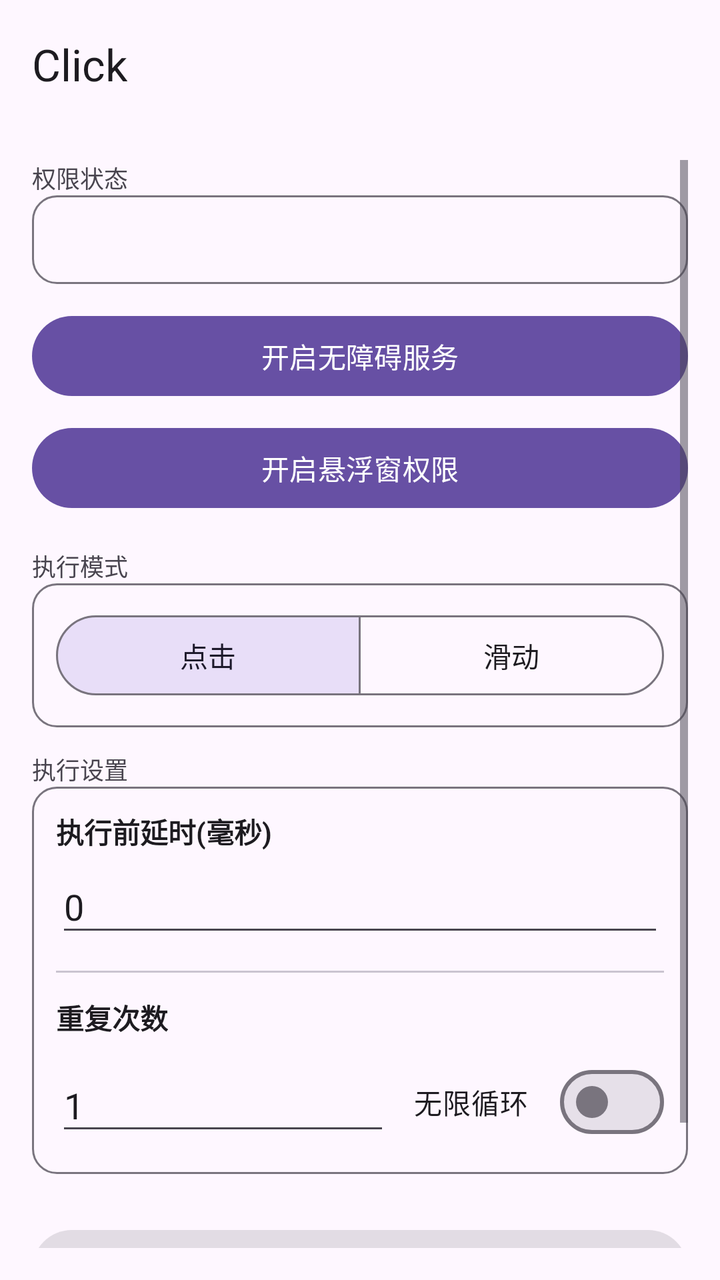
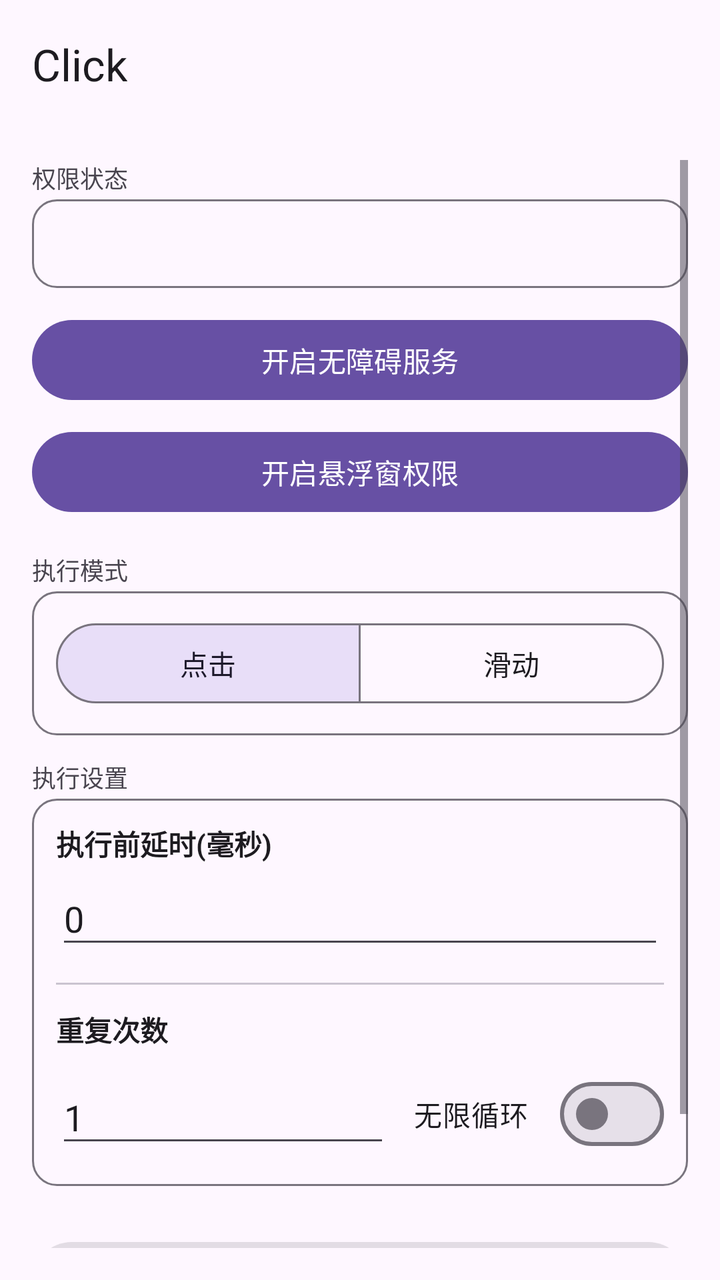

An Android layout rendered at two revisions. The XML below is the earlier revision; the diff shows what the commit changed to produce the second picture.
<!-- AndroidManifest.xml: activity theme Theme.Click -->
<!-- res/layout/activity_main.xml -->
<?xml version="1.0" encoding="utf-8"?>
<LinearLayout xmlns:android="http://schemas.android.com/apk/res/android"
    xmlns:app="http://schemas.android.com/apk/res-auto"
    android:layout_width="match_parent"
    android:layout_height="match_parent"
    android:orientation="vertical">

    <com.google.android.material.appbar.MaterialToolbar
        android:id="@+id/toolbar"
        android:layout_width="match_parent"
        android:layout_height="?attr/actionBarSize"
        android:background="?attr/colorSurface"
        app:title="Click"
        app:titleTextColor="?attr/colorOnSurface" />

    <ScrollView
        android:layout_width="match_parent"
        android:layout_height="0dp"
        android:layout_weight="1"
        android:padding="16dp">

        <LinearLayout
            android:layout_width="match_parent"
            android:layout_height="wrap_content"
            android:orientation="vertical">

            
            <TextView
                android:layout_width="wrap_content"
                android:layout_height="wrap_content"
                android:text="权限状态"
                android:textSize="12sp"
                android:textColor="?attr/colorOnSurfaceVariant" />

            
            <LinearLayout
                android:layout_width="match_parent"
                android:layout_height="wrap_content"
                android:orientation="vertical"
                android:background="@drawable/section_border"
                android:padding="12dp">

                <TextView
                    android:id="@+id/statusText"
                    android:layout_width="match_parent"
                    android:layout_height="wrap_content"
                    android:gravity="start"
                    android:textSize="15sp"
                    android:textStyle="bold"
                    android:textColor="?attr/colorOnSurface" />
            </LinearLayout>

            <Button
                android:id="@+id/btnEnableService"
                android:layout_width="match_parent"
                android:layout_height="wrap_content"
                android:layout_marginTop="12dp"
                android:text="开启无障碍服务" />

            <Button
                android:id="@+id/btnEnableOverlay"
                android:layout_width="match_parent"
                android:layout_height="wrap_content"
                android:layout_marginTop="8dp"
                android:text="开启悬浮窗权限" />

            
            <TextView
                android:layout_width="wrap_content"
                android:layout_height="wrap_content"
                android:layout_marginTop="16dp"
                android:text="执行模式"
                android:textSize="12sp"
                android:textColor="?attr/colorOnSurfaceVariant" />

            
            <LinearLayout
                android:layout_width="match_parent"
                android:layout_height="wrap_content"
                android:orientation="vertical"
                android:background="@drawable/section_border"
                android:padding="12dp">

                <com.google.android.material.button.MaterialButtonToggleGroup
                    android:id="@+id/toggleGroupMode"
                    android:layout_width="match_parent"
                    android:layout_height="wrap_content"
                    app:singleSelection="true"
                    app:selectionRequired="true"
                    app:checkedButton="@id/radioClick">

                    <com.google.android.material.button.MaterialButton
                        android:id="@+id/radioClick"
                        android:layout_width="0dp"
                        android:layout_height="wrap_content"
                        android:layout_weight="1"
                        android:text="点击"
                        style="@style/Widget.Material3.Button.OutlinedButton" />

                    <com.google.android.material.button.MaterialButton
                        android:id="@+id/radioSwipe"
                        android:layout_width="0dp"
                        android:layout_height="wrap_content"
                        android:layout_weight="1"
                        android:text="滑动"
                        style="@style/Widget.Material3.Button.OutlinedButton" />
                </com.google.android.material.button.MaterialButtonToggleGroup>

                
                <LinearLayout
                    android:id="@+id/swipeParams"
                    android:layout_width="match_parent"
                    android:layout_height="wrap_content"
                    android:orientation="vertical"
                    android:visibility="gone"
                    android:layout_marginTop="12dp">

                    <View
                        android:layout_width="match_parent"
                        android:layout_height="1dp"
                        android:background="?attr/colorOutlineVariant" />

                    <TextView
                        android:layout_width="wrap_content"
                        android:layout_height="wrap_content"
                        android:layout_marginTop="12dp"
                        android:text="滑动方式"
                        android:textSize="13sp"
                        android:textStyle="bold"
                        android:textColor="?attr/colorOnSurface" />

                    <com.google.android.material.button.MaterialButtonToggleGroup
                        android:id="@+id/toggleGroupSwipeMethod"
                        android:layout_width="match_parent"
                        android:layout_height="wrap_content"
                        android:layout_marginTop="8dp"
                        app:singleSelection="true"
                        app:selectionRequired="true"
                        app:checkedButton="@id/radioSwipeManual">

                        <com.google.android.material.button.MaterialButton
                            android:id="@+id/radioSwipeManual"
                            android:layout_width="0dp"
                            android:layout_height="wrap_content"
                            android:layout_weight="1"
                            android:text="手动参数"
                            style="@style/Widget.Material3.Button.OutlinedButton" />

                        <com.google.android.material.button.MaterialButton
                            android:id="@+id/radioSwipeGesture"
                            android:layout_width="0dp"
                            android:layout_height="wrap_content"
                            android:layout_weight="1"
                            android:text="手势录制"
                            style="@style/Widget.Material3.Button.OutlinedButton" />
                    </com.google.android.material.button.MaterialButtonToggleGroup>

                    <LinearLayout
                        android:id="@+id/manualSwipeParams"
                        android:layout_width="match_parent"
                        android:layout_height="wrap_content"
                        android:orientation="vertical"
                        android:layout_marginTop="12dp">

                        <TextView
                            android:layout_width="wrap_content"
                            android:layout_height="wrap_content"
                            android:text="起点"
                            android:textSize="13sp"
                            android:textColor="?attr/colorPrimary" />

                        <LinearLayout
                            android:layout_width="match_parent"
                            android:layout_height="wrap_content"
                            android:layout_marginTop="4dp"
                            android:orientation="horizontal">

                            <EditText
                                android:id="@+id/inputSwipeX1"
                                android:layout_width="0dp"
                                android:layout_height="wrap_content"
                                android:layout_weight="1"
                                android:layout_marginEnd="4dp"
                                android:hint="起点 X (横向坐标)"
                                android:inputType="numberDecimal" />

                            <EditText
                                android:id="@+id/inputSwipeY1"
                                android:layout_width="0dp"
                                android:layout_height="wrap_content"
                                android:layout_weight="1"
                                android:layout_marginStart="4dp"
                                android:hint="起点 Y (纵向坐标)"
                                android:inputType="numberDecimal" />
                        </LinearLayout>

                        <TextView
                            android:layout_width="wrap_content"
                            android:layout_height="wrap_content"
                            android:layout_marginTop="8dp"
                            android:text="终点"
                            android:textSize="13sp"
                            android:textColor="?attr/colorPrimary" />

                        <LinearLayout
                            android:layout_width="match_parent"
                            android:layout_height="wrap_content"
                            android:layout_marginTop="4dp"
                            android:orientation="horizontal">

                            <EditText
                                android:id="@+id/inputSwipeX2"
                                android:layout_width="0dp"
                                android:layout_height="wrap_content"
                                android:layout_weight="1"
                                android:layout_marginEnd="4dp"
                                android:hint="终点 X (横向坐标)"
                                android:inputType="numberDecimal" />

                            <EditText
                                android:id="@+id/inputSwipeY2"
                                android:layout_width="0dp"
                                android:layout_height="wrap_content"
                                android:layout_weight="1"
                                android:layout_marginStart="4dp"
                                android:hint="终点 Y (纵向坐标)"
                                android:inputType="numberDecimal" />
                        </LinearLayout>

                        <TextView
                            android:layout_width="wrap_content"
                            android:layout_height="wrap_content"
                            android:layout_marginTop="8dp"
                            android:text="时长"
                            android:textSize="13sp"
                            android:textColor="?attr/colorPrimary" />

                        <EditText
                            android:id="@+id/inputSwipeDuration"
                            android:layout_width="match_parent"
                            android:layout_height="wrap_content"
                            android:layout_marginTop="4dp"
                            android:hint="滑动耗时(毫秒)"
                            android:inputType="number" />
                    </LinearLayout>

                    <LinearLayout
                        android:id="@+id/gestureSwipeSection"
                        android:layout_width="match_parent"
                        android:layout_height="wrap_content"
                        android:orientation="vertical"
                        android:visibility="gone"
                        android:layout_marginTop="12dp">

                        <TextView
                            android:id="@+id/lblRecordedStatus"
                            android:layout_width="wrap_content"
                            android:layout_height="wrap_content"
                            android:text=""
                            android:textSize="13sp"
                            android:textColor="?attr/colorPrimary" />

                        <Button
                            android:id="@+id/btnRecordGesture"
                            android:layout_width="match_parent"
                            android:layout_height="wrap_content"
                            android:layout_marginTop="8dp"
                            android:text="录制手势 (在屏幕上滑动)" />
                    </LinearLayout>
                </LinearLayout>
            </LinearLayout>

            
            <TextView
                android:layout_width="wrap_content"
                android:layout_height="wrap_content"
                android:layout_marginTop="12dp"
                android:text="执行设置"
                android:textSize="12sp"
                android:textColor="?attr/colorOnSurfaceVariant" />

            
            <LinearLayout
                android:layout_width="match_parent"
                android:layout_height="wrap_content"
                android:orientation="vertical"
                android:background="@drawable/section_border"
                android:padding="12dp">

                <TextView
                    android:layout_width="wrap_content"
                    android:layout_height="wrap_content"
                    android:text="执行前延时(毫秒)"
                    android:textSize="14sp"
                    android:textStyle="bold"
                    android:textColor="?attr/colorOnSurface" />

                <EditText
                    android:id="@+id/inputDelay"
                    android:layout_width="match_parent"
                    android:layout_height="wrap_content"
                    android:layout_marginTop="4dp"
                    android:hint="延时毫秒数"
                    android:inputType="number"
                    android:text="0" />

                <View
                    android:layout_width="match_parent"
                    android:layout_height="1dp"
                    android:layout_marginTop="12dp"
                    android:background="?attr/colorOutlineVariant" />

                <TextView
                    android:layout_width="wrap_content"
                    android:layout_height="wrap_content"
                    android:layout_marginTop="12dp"
                    android:text="重复次数"
                    android:textSize="14sp"
                    android:textStyle="bold"
                    android:textColor="?attr/colorOnSurface" />

                <LinearLayout
                    android:layout_width="match_parent"
                    android:layout_height="wrap_content"
                    android:layout_marginTop="8dp"
                    android:orientation="horizontal"
                    android:gravity="center_vertical">

                    <EditText
                        android:id="@+id/inputRepeat"
                        android:layout_width="0dp"
                        android:layout_height="wrap_content"
                        android:layout_weight="1"
                        android:hint="次数"
                        android:inputType="number"
                        android:text="1" />

                    <com.google.android.material.materialswitch.MaterialSwitch
                        android:id="@+id/checkInfinite"
                        android:layout_width="wrap_content"
                        android:layout_height="wrap_content"
                        android:layout_marginStart="12dp"
                        android:text="无限循环" />
                </LinearLayout>
            </LinearLayout>

            <FrameLayout
                android:layout_width="match_parent"
                android:layout_height="wrap_content"
                android:layout_marginTop="24dp">

                <Button
                    android:id="@+id/btnStartFloating"
                    android:layout_width="match_parent"
                    android:layout_height="wrap_content"
                    android:text="启动悬浮球"
                    android:enabled="false" />

                <View
                    android:id="@+id/btnStartOverlay"
                    android:layout_width="match_parent"
                    android:layout_height="match_parent"
                    android:background="@android:color/transparent"
                    android:clickable="true"
                    android:visibility="gone" />
            </FrameLayout>

            <Button
                android:id="@+id/btnStopFloating"
                android:layout_width="match_parent"
                android:layout_height="wrap_content"
                android:layout_marginTop="8dp"
                android:text="停止悬浮球"
                android:enabled="false" />

        </LinearLayout>
    </ScrollView>
</LinearLayout>
<!-- resources referenced by this layout -->
<resources>
  <!-- drawable section_border (drawable) -->
  <?xml version="1.0" encoding="utf-8"?>
  <shape xmlns:android="http://schemas.android.com/apk/res/android"
      android:shape="rectangle">
      <solid android:color="@android:color/transparent" />
      <corners android:radius="12dp" />
      <stroke
          android:width="1dp"
          android:color="@color/md_theme_outline" />
      <padding
          android:left="16dp"
          android:top="12dp"
          android:right="16dp"
          android:bottom="12dp" />
  </shape>
  <style name="Theme.Click" parent="Theme.Material3.DayNight.NoActionBar">
          <item name="colorPrimary">@color/md_theme_primary</item>
          <item name="colorOnPrimary">@color/md_theme_onPrimary</item>
          <item name="colorPrimaryContainer">@color/md_theme_primaryContainer</item>
          <item name="colorOnPrimaryContainer">@color/md_theme_onPrimaryContainer</item>
          <item name="colorSecondary">@color/md_theme_secondary</item>
          <item name="colorOnSecondary">@color/md_theme_onSecondary</item>
          <item name="colorSecondaryContainer">@color/md_theme_secondaryContainer</item>
          <item name="colorOnSecondaryContainer">@color/md_theme_onSecondaryContainer</item>
          <item name="android:colorBackground">@color/md_theme_background</item>
          <item name="colorOnBackground">@color/md_theme_onBackground</item>
          <item name="colorSurface">@color/md_theme_surface</item>
          <item name="colorOnSurface">@color/md_theme_onSurface</item>
          <item name="colorSurfaceVariant">@color/md_theme_surfaceVariant</item>
          <item name="colorOnSurfaceVariant">@color/md_theme_onSurfaceVariant</item>
          <item name="colorOutline">@color/md_theme_outline</item>
          <item name="colorOutlineVariant">@color/md_theme_outlineVariant</item>
          <item name="android:statusBarColor">@color/md_theme_surface</item>
          <item name="android:navigationBarColor">@color/md_theme_surface</item>
          <item name="android:windowLightStatusBar">true</item>
      </style>
  <color name="md_theme_outline">#79747E</color>
  <color name="md_theme_primary">#6750A4</color>
  <color name="md_theme_onPrimary">#FFFFFF</color>
  <color name="md_theme_primaryContainer">#EADDFF</color>
  <color name="md_theme_onPrimaryContainer">#21005D</color>
  <color name="md_theme_secondary">#625B71</color>
  <color name="md_theme_onSecondary">#FFFFFF</color>
  <color name="md_theme_secondaryContainer">#E8DEF8</color>
  <color name="md_theme_onSecondaryContainer">#1D192B</color>
  <color name="md_theme_background">#FEF7FF</color>
  <color name="md_theme_onBackground">#1D1B20</color>
  <color name="md_theme_surface">#FEF7FF</color>
  <color name="md_theme_onSurface">#1D1B20</color>
  <color name="md_theme_surfaceVariant">#E7E0EC</color>
  <color name="md_theme_onSurfaceVariant">#49454F</color>
  <color name="md_theme_outlineVariant">#CAC4D0</color>
</resources>

<!-- the commit's change to res/layout/activity_main.xml (unified diff, before → after) -->
@@ -30,9 +30,9 @@
                 android:layout_height="wrap_content"
                 android:text="权限状态"
                 android:textSize="12sp"
-                android:textColor="?attr/colorOnSurfaceVariant" />
-
-            
+                android:textColor="?attr/colorOnSurfaceVariant"
+                android:layout_marginBottom="2dp" />
+
             <LinearLayout
                 android:layout_width="match_parent"
                 android:layout_height="wrap_content"
@@ -71,9 +71,9 @@
                 android:layout_marginTop="16dp"
                 android:text="执行模式"
                 android:textSize="12sp"
-                android:textColor="?attr/colorOnSurfaceVariant" />
-
-            
+                android:textColor="?attr/colorOnSurfaceVariant"
+                android:layout_marginBottom="2dp" />
+
             <LinearLayout
                 android:layout_width="match_parent"
                 android:layout_height="wrap_content"
@@ -106,7 +106,6 @@
                         style="@style/Widget.Material3.Button.OutlinedButton" />
                 </com.google.android.material.button.MaterialButtonToggleGroup>
 
-                
                 <LinearLayout
                     android:id="@+id/swipeParams"
                     android:layout_width="match_parent"
@@ -277,9 +276,9 @@
                 android:layout_marginTop="12dp"
                 android:text="执行设置"
                 android:textSize="12sp"
-                android:textColor="?attr/colorOnSurfaceVariant" />
-
-            
+                android:textColor="?attr/colorOnSurfaceVariant"
+                android:layout_marginBottom="2dp" />
+
             <LinearLayout
                 android:layout_width="match_parent"
                 android:layout_height="wrap_content"
